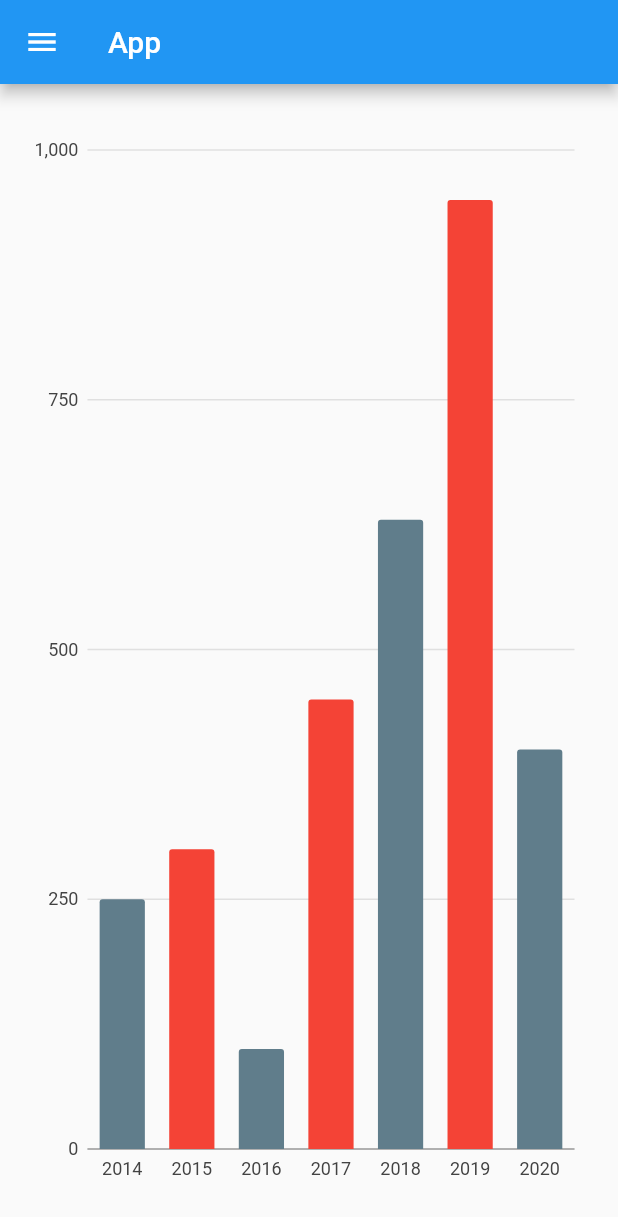
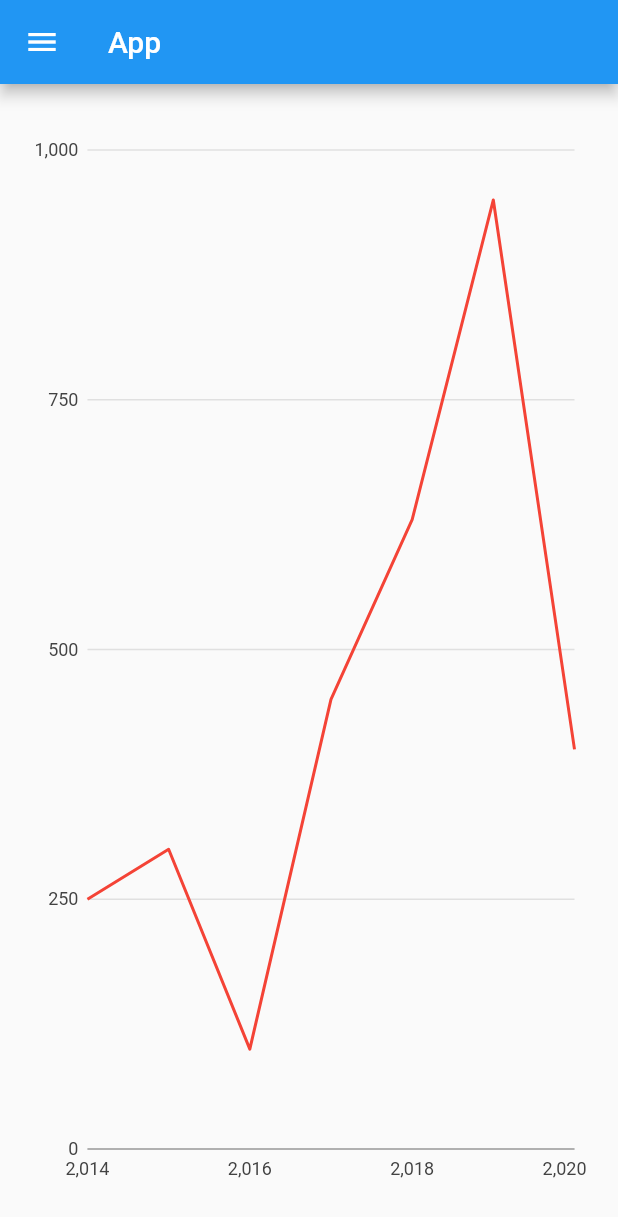
Before and after one commit to rnavaneeth992/Parmanu_Flutter_App, a Flutter app: the screen it shows after launch, on a phone screen of 412 x 824 dp. Shown: the top 1217 px of the screen. Run offline on Flutter 3.47's test engine with Material 2 defaults, Android fonts, the phone set to English and light mode, and no system bars; our stand-ins replace charts_flutter.

```diff
--- a/flutter_app/lib/bar_chart.dart
+++ b/flutter_app/lib/bar_chart.dart
@@ -14,45 +14,45 @@ class BarChart extends StatefulWidget {
 class _BarChartState extends State<BarChart> {
   List<BarChartModel> data=[
     BarChartModel(
-      year: "2014",
+      year: 2014,
       financial: 250,
-      color: charts.ColorUtil.fromDartColor(Colors.blueGrey),
+      color: charts.ColorUtil.fromDartColor(Colors.red),
     ),
     BarChartModel(
-      year: "2015",
+      year: 2015,
       financial: 300,
       color: charts.ColorUtil.fromDartColor(Colors.red),
     ),
     BarChartModel(
-      year: "2016",
+      year: 2016,
       financial: 100,
-      color: charts.ColorUtil.fromDartColor(Colors.blueGrey),
+      color: charts.ColorUtil.fromDartColor(Colors.red),
     ),
     BarChartModel(
-      year: "2017",
+      year: 2017,
       financial: 450,
       color: charts.ColorUtil.fromDartColor(Colors.red),
     ),
     BarChartModel(
-      year: "2018",
+      year: 2018,
       financial: 630,
-      color: charts.ColorUtil.fromDartColor(Colors.blueGrey),
+      color: charts.ColorUtil.fromDartColor(Colors.red),
     ),
     BarChartModel(
-      year: "2019",
+      year: 2019,
       financial: 950,
       color: charts.ColorUtil.fromDartColor(Colors.red),
     ),
     BarChartModel(
-      year: "2020",
+      year: 2020,
       financial: 400,
-      color: charts.ColorUtil.fromDartColor(Colors.blueGrey),
+      color: charts.ColorUtil.fromDartColor(Colors.red),
     ),
   ];
 
   @override
   Widget build(BuildContext context) {
-    List<charts.Series<BarChartModel, String>> series = [
+    List<charts.Series<BarChartModel, num>> series = [
       charts.Series(
         id: "financial",
         data: data,
@@ -63,10 +63,13 @@ class _BarChartState extends State<BarChart> {
     ];
     return Container(
       padding: const EdgeInsets.symmetric(horizontal: 15, vertical: 30),
-        child: charts.BarChart(
-          series,
-          animate: true,
-        ),
+        child: charts.LineChart(series,
+           domainAxis: const charts.NumericAxisSpec(
+                 tickProviderSpec:
+                 charts.BasicNumericTickProviderSpec(zeroBound: false),
+                 viewport: charts.NumericExtents(2014.0, 2020.0),
+           ),
+           animate: true),
     );
   }
 }
--- a/flutter_app/lib/bar_chart_model.dart
+++ b/flutter_app/lib/bar_chart_model.dart
@@ -1,7 +1,7 @@
 import 'package:charts_flutter/flutter.dart' as charts;
 
 class BarChartModel{
-  String year;
+  int year;
   int financial;
   final charts.Color color;
   BarChartModel({
```
